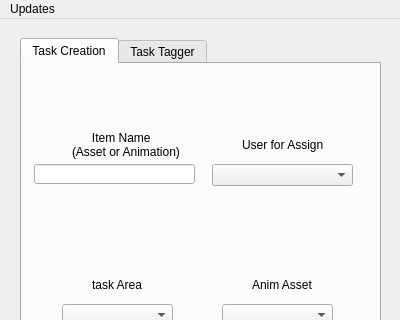
gastonsbodio/maya_jira_perforce, file task_creation_panel.ui: the form before one commit; both pictures show x 0 to 400 and y 0 to 320 of the 400 by 550 pixel window.
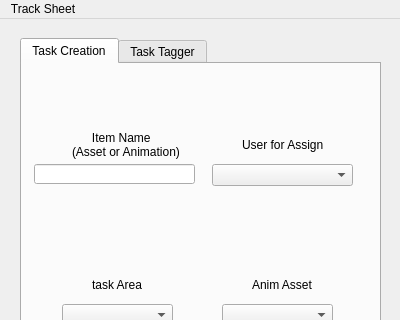
The form after the commit. The open tabs and pages were chosen to show the change.

What changed in the file:
```diff
--- a/task_creation_panel.ui
+++ b/task_creation_panel.ui
@@ -410,7 +410,7 @@
    </property>
    <widget class="QMenu" name="menuUpdates">
     <property name="title">
-     <string>Updates</string>
+     <string>Track Sheet</string>
     </property>
     <addaction name="actionupdate_all_templates"/>
    </widget>
```
Left out of the diff: 9 changed lines with no effect on the pictures.
